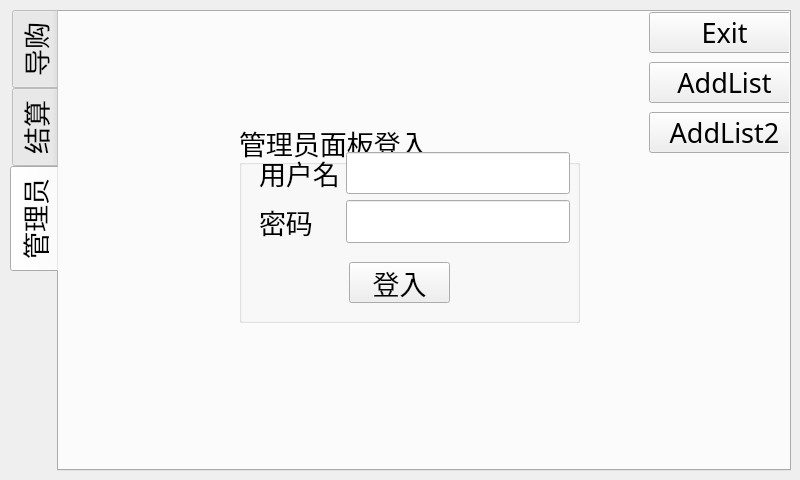
This is ui/Ui_main.ui in limelisest/pyqt5-guide as Qt 5 draws it before an edit. The edited form follows.
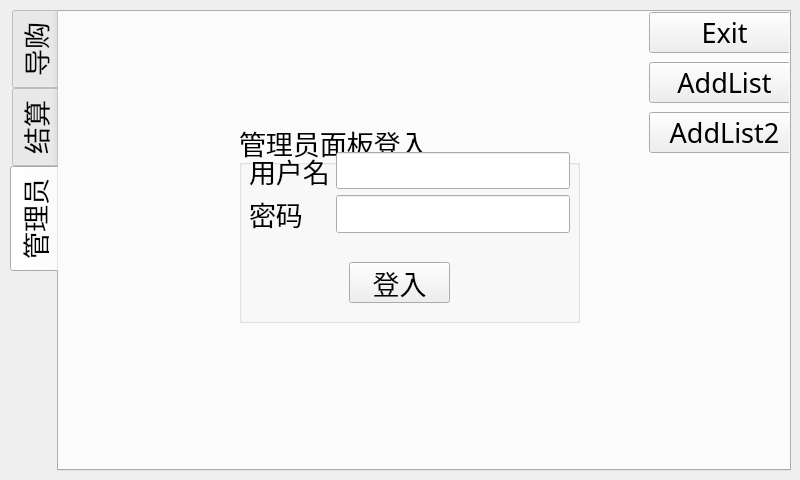
This is the edited form.

Patch:
```diff
--- a/ui/Ui_main.ui
+++ b/ui/Ui_main.ui
@@ -502,10 +502,10 @@
       <widget class="QWidget" name="formLayoutWidget">
        <property name="geometry">
         <rect>
-         <x>20</x>
+         <x>10</x>
          <y>30</y>
-         <width>311</width>
-         <height>91</height>
+         <width>321</width>
+         <height>81</height>
         </rect>
        </property>
        <layout class="QFormLayout" name="formLayout">
@@ -548,6 +548,31 @@
         <string>登入</string>
        </property>
       </widget>
+      <widget class="QLabel" name="label_op_error">
+       <property name="geometry">
+        <rect>
+         <x>10</x>
+         <y>120</y>
+         <width>321</width>
+         <height>20</height>
+        </rect>
+       </property>
+       <property name="font">
+        <font>
+         <family>黑体</family>
+         <pointsize>12</pointsize>
+        </font>
+       </property>
+       <property name="styleSheet">
+        <string notr="true">color:#ff0000</string>
+       </property>
+       <property name="text">
+        <string/>
+       </property>
+       <property name="alignment">
+        <set>Qt::AlignCenter</set>
+       </property>
+      </widget>
      </widget>
     </widget>
    </widget>
```
